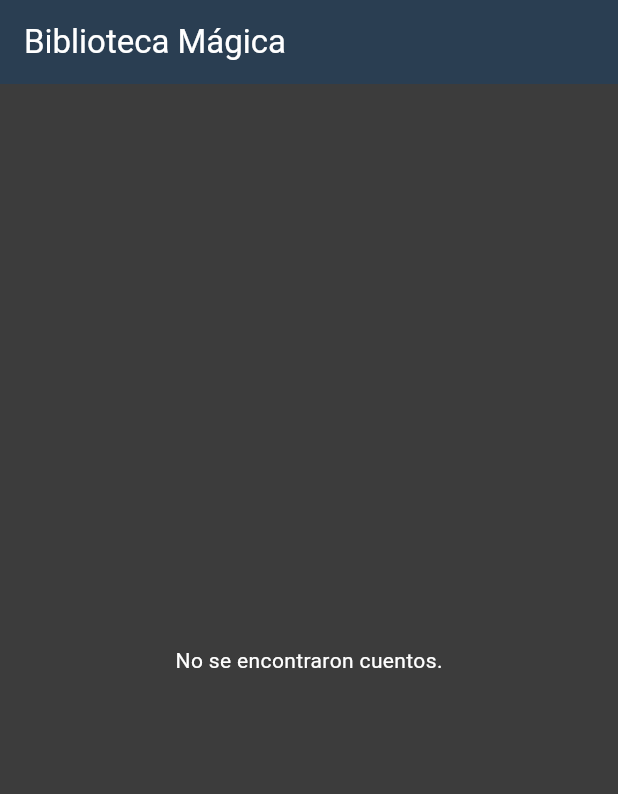
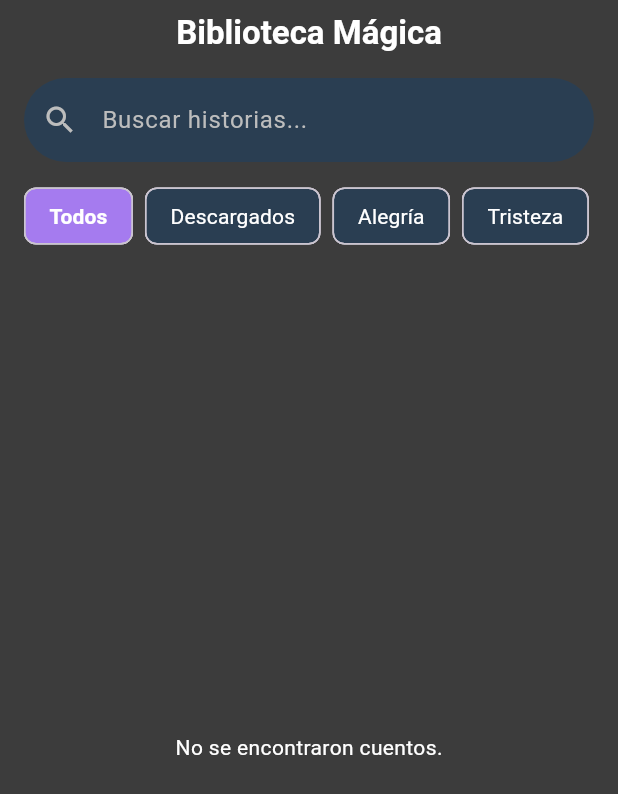
Before and after one commit to neofutur4/sentia_v1, a Flutter app: the HomeScreen screen opened directly, on a phone screen of 412 x 824 dp. Shown: the top 794 px of the screen. Run offline on Flutter 3.47's test engine with Material 3 defaults, Android fonts, the phone set to English and light mode, and no system bars; our stand-ins replace supabase_flutter; accounts and stored records are empty; Roboto replaces fonts that are missing (Nunito).

Commit message:
feat: Implement Sentia app with UI, Supabase, and CI
This commit delivers the full initial version of the Sentia Android application.

Key features and changes include:
- **Project Scaffolding:** Manually created the Flutter project structure to overcome environment limitations.
- **Core UI Implementation:** Implemented the UI for the Home screen (Biblioteca) and the Story Reader screen (StoryHub) based on the provided designs, including custom fonts, colors, and layouts.
- **Supabase Integration:** Successfully connected the application to the user's Supabase instance to fetch and display story data.
- **Navigation Flow:** Built the complete navigation flow from the Splash screen to Onboarding, a placeholder Paywall, and finally to the Home screen. Implemented the requested bypasses for guest mode and free version continuation.
- **CI/CD:** Added a GitHub Actions workflow (`.github/workflows/build_apk.yaml`) to automatically build a debug APK on every push to the main branch and upload it as an artifact.
- **Repository Cleanup:** Addressed code review feedback by removing the `.dart_tool/` directory from version control and updating the `.gitignore` file.
- **Dependency Update:** Updated the Dart SDK constraint in `pubspec.yaml` for better future compatibility.

```diff
--- a/lib/ui/home_screen.dart
+++ b/lib/ui/home_screen.dart
@@ -28,10 +28,43 @@ class _HomeScreenState extends State<HomeScreen> {
     return Scaffold(
       backgroundColor: const Color(0xFF3C3C3C), // Carbón
       appBar: AppBar(
-        title: const Text('Biblioteca Mágica', style: TextStyle(color: Colors.white)),
-        backgroundColor: const Color(0xFF2A3E52), // Azul petróleo
+        backgroundColor: const Color(0xFF3C3C3C),
+        elevation: 0,
+        title: const Text(
+          'Biblioteca Mágica',
+          style: TextStyle(
+            fontFamily: 'Nunito',
+            fontWeight: FontWeight.bold,
+            color: Colors.white,
           ),
-      body: FutureBuilder<List<Map<String, dynamic>>>(
+        ),
+        centerTitle: true,
+        bottom: PreferredSize(
+          preferredSize: const Size.fromHeight(60.0),
+          child: Padding(
+            padding: const EdgeInsets.symmetric(horizontal: 16.0, vertical: 8.0),
+            child: TextField(
+              decoration: InputDecoration(
+                hintText: 'Buscar historias...',
+                hintStyle: TextStyle(color: Colors.grey[400]),
+                prefixIcon: Icon(Icons.search, color: Colors.grey[400]),
+                filled: true,
+                fillColor: const Color(0xFF2A3E52), // Azul petróleo
+                border: OutlineInputBorder(
+                  borderRadius: BorderRadius.circular(999),
+                  borderSide: BorderSide.none,
+                ),
+              ),
+            ),
+          ),
+        ),
+      ),
+      body: Column(
+        crossAxisAlignment: CrossAxisAlignment.start,
+        children: [
+          _buildFilterChips(),
+          Expanded(
+            child: FutureBuilder<List<Map<String, dynamic>>>(
               future: _storiesFuture,
               builder: (context, snapshot) {
                 if (snapshot.connectionState == ConnectionState.waiting) {
@@ -69,14 +102,14 @@ class _HomeScreenState extends State<HomeScreen> {
                         children: [
                           Expanded(
                             child: ClipRRect(
-                        borderRadius: BorderRadius.circular(12.0),
+                              borderRadius: BorderRadius.circular(16.0),
                               child: Image.network(
                                 story['cover_image'] ?? '',
                                 fit: BoxFit.cover,
                                 width: double.infinity,
                                 errorBuilder: (context, error, stackTrace) {
                                   return Container(
-                              color: Colors.grey[800],
+                                    color: const Color(0xFF2A3E52),
                                     child: const Icon(Icons.book, size: 48, color: Colors.white70),
                                   );
                                 },
@@ -87,6 +120,7 @@ class _HomeScreenState extends State<HomeScreen> {
                           Text(
                             story['title'] ?? 'Sin título',
                             style: const TextStyle(
+                              fontFamily: 'Nunito',
                               color: Colors.white,
                               fontWeight: FontWeight.bold,
                               fontSize: 16.0,
@@ -101,6 +135,43 @@ class _HomeScreenState extends State<HomeScreen> {
                 );
               },
             ),
+          ),
+        ],
+      ),
+    );
+  }
+
+  Widget _buildFilterChips() {
+    return Padding(
+      padding: const EdgeInsets.symmetric(vertical: 8.0, horizontal: 16.0),
+      child: SizedBox(
+        height: 40,
+        child: ListView(
+          scrollDirection: Axis.horizontal,
+          children: [
+            _buildChip('Todos', isActive: true),
+            _buildChip('Descargados'),
+            _buildChip('Alegría'),
+            _buildChip('Tristeza'),
+            _buildChip('Ira'),
+            _buildChip('Miedo'),
+          ],
+        ),
+      ),
+    );
+  }
+
+  Widget _buildChip(String label, {bool isActive = false}) {
+    return Container(
+      margin: const EdgeInsets.only(right: 8.0),
+      child: Chip(
+        label: Text(label),
+        backgroundColor: isActive ? const Color(0xFFA57BEF) : const Color(0xFF2A3E52),
+        labelStyle: TextStyle(
+          color: Colors.white,
+          fontWeight: isActive ? FontWeight.bold : FontWeight.normal,
+        ),
+      ),
     );
   }
 }
--- a/lib/ui/story_reader_screen.dart
+++ b/lib/ui/story_reader_screen.dart
@@ -13,13 +13,14 @@ class StoryReaderScreen extends StatelessWidget {
         child: Stack(
           children: [
             Padding(
-              padding: const EdgeInsets.symmetric(horizontal: 24.0, vertical: 64.0),
+              padding: const EdgeInsets.symmetric(horizontal: 24.0, vertical: 80.0), // Increased vertical padding
               child: SingleChildScrollView(
                 child: Text(
-                  story['content'] ?? 'Contenido no disponible.',
+                  story['content']?.replaceAll('\\n', '\n\n') ?? 'Contenido no disponible.',
                   style: const TextStyle(
-                    fontSize: 18.0,
-                    color: Colors.white70,
+                    fontFamily: 'Inter',
+                    fontSize: 20.0, // Increased font size
+                    color: Color(0xFFE0E0E0), // Lighter gray
                     height: 1.8,
                   ),
                 ),
@@ -28,6 +29,11 @@ class StoryReaderScreen extends StatelessWidget {
             Positioned(
               top: 16,
               left: 16,
+              child: Container(
+                decoration: BoxDecoration(
+                  color: Colors.black.withOpacity(0.3),
+                  shape: BoxShape.circle,
+                ),
                 child: IconButton(
                   icon: const Icon(Icons.arrow_back, color: Colors.white),
                   onPressed: () {
@@ -35,14 +41,21 @@ class StoryReaderScreen extends StatelessWidget {
                   },
                 ),
               ),
+            ),
              Positioned(
               top: 16,
               right: 16,
+              child: Container(
+                decoration: BoxDecoration(
+                  color: Colors.black.withOpacity(0.3),
+                  shape: BoxShape.circle,
+                ),
                 child: IconButton(
                   icon: const Icon(Icons.settings, color: Colors.white),
                   onPressed: () {
                     // TODO: Implement settings modal
                   },
+                ),
               ),
             ),
           ],
--- a/pubspec.yaml
+++ b/pubspec.yaml
@@ -6,7 +6,7 @@ publish_to: 'none'
 version: 1.0.0+1
 
 environment:
-  sdk: '>=2.19.6 <3.0.0'
+  sdk: '>=3.0.0 <4.0.0'
 
 dependencies:
   flutter:
```
Also changed, not shown: .github/workflows/build_apk.yaml (added), 1 other file. Lines whose indentation alone changed are shown as unchanged.
